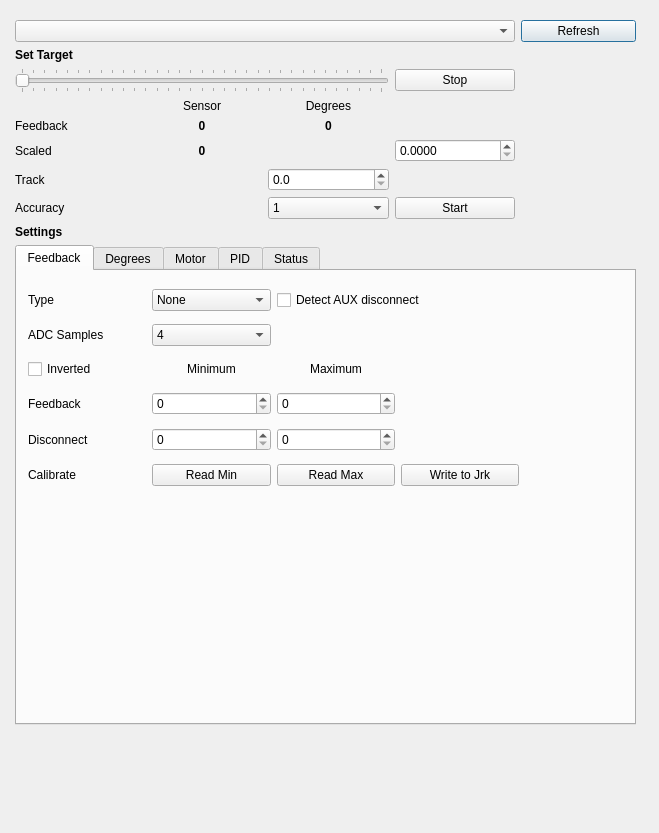
Qt form jrk/usbjrkdialog.ui (poes-weather/Sensor-Benchmark) before a commit.
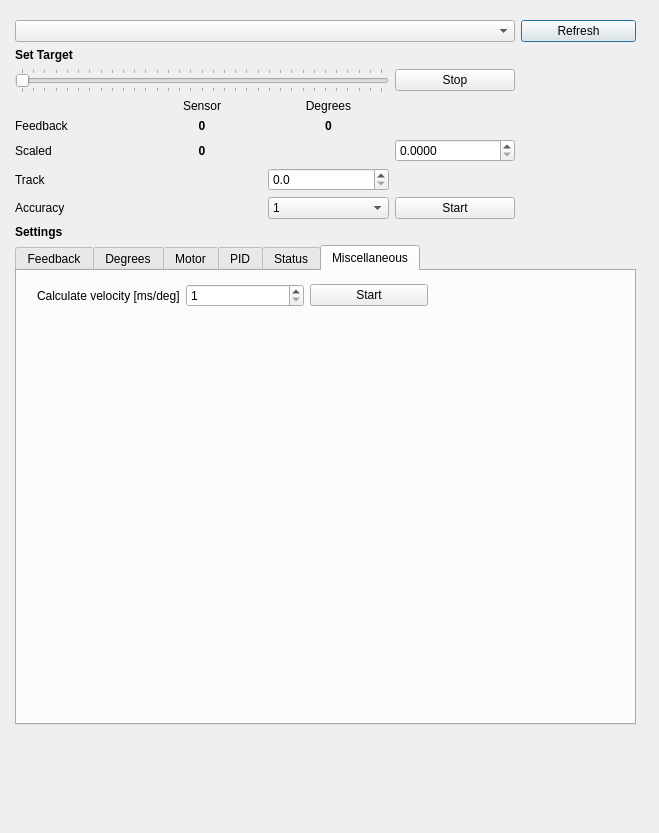
The same form after that commit. The open tabs and pages were chosen to show the change.

Commit message: added velocity calculator

Diff of the .ui file:
```diff
--- a/jrk/usbjrkdialog.ui
+++ b/jrk/usbjrkdialog.ui
@@ -1142,6 +1142,50 @@
         </layout>
        </widget>
       </widget>
+      <widget class="QWidget" name="tab_6">
+       <attribute name="title">
+        <string>Miscellaneous</string>
+       </attribute>
+       <widget class="QWidget" name="">
+        <property name="geometry">
+         <rect>
+          <x>20</x>
+          <y>10</y>
+          <width>391</width>
+          <height>29</height>
+         </rect>
+        </property>
+        <layout class="QGridLayout" name="gridLayout_7">
+         <item row="0" column="0">
+          <widget class="QLabel" name="label_13">
+           <property name="text">
+            <string>Calculate velocity [ms/deg]</string>
+           </property>
+          </widget>
+         </item>
+         <item row="0" column="1">
+          <widget class="QSpinBox" name="velocitySb">
+           <property name="minimum">
+            <number>1</number>
+           </property>
+           <property name="maximum">
+            <number>10000</number>
+           </property>
+           <property name="singleStep">
+            <number>10</number>
+           </property>
+          </widget>
+         </item>
+         <item row="0" column="2">
+          <widget class="QPushButton" name="velocityBtn">
+           <property name="text">
+            <string>Start</string>
+           </property>
+          </widget>
+         </item>
+        </layout>
+       </widget>
+      </widget>
      </widget>
     </item>
     <item row="2" column="0">
```
The commit also changes 6 other files.
